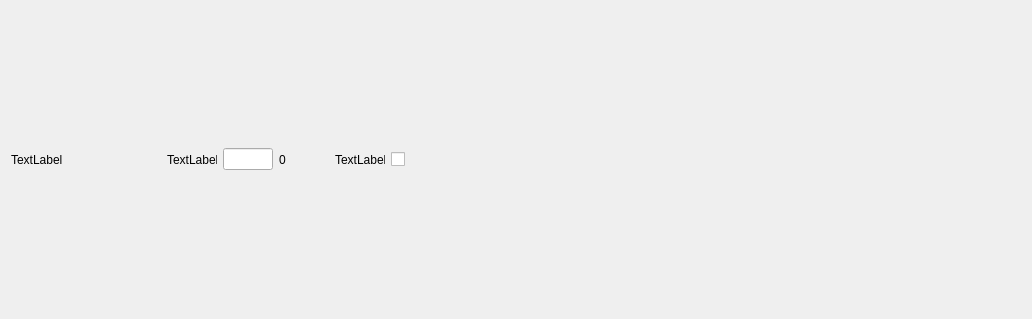
Old version of the form BattleBoard/vieSkillWidget.ui in the repository Greykoil/BattleBoard.
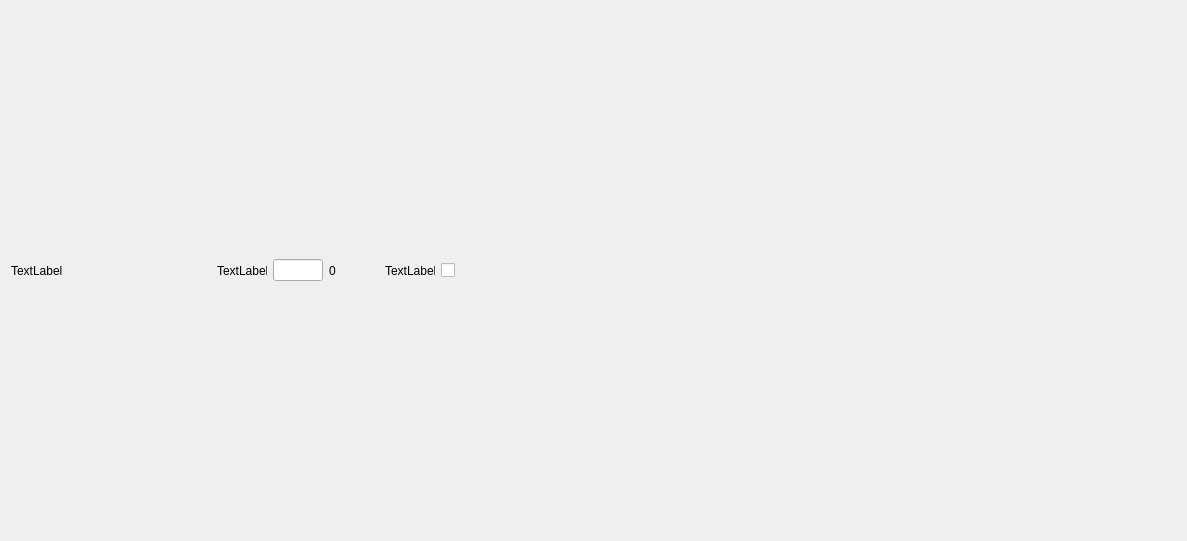
New version of the form.

Diff of the .ui file:
```diff
--- a/BattleBoard/vieSkillWidget.ui
+++ b/BattleBoard/vieSkillWidget.ui
@@ -6,8 +6,8 @@
    <rect>
     <x>0</x>
     <y>0</y>
-    <width>1032</width>
-    <height>319</height>
+    <width>1187</width>
+    <height>541</height>
    </rect>
   </property>
   <property name="windowTitle">
@@ -20,7 +20,7 @@
       <widget class="QLabel" name="nameLabel">
        <property name="maximumSize">
         <size>
-         <width>150</width>
+         <width>200</width>
          <height>16777215</height>
         </size>
        </property>
```
